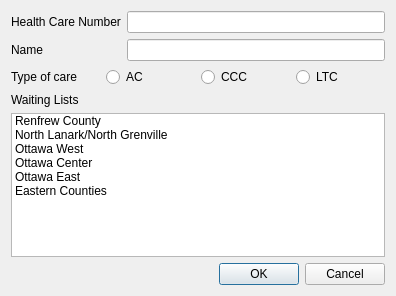
The window that src/addpatientdialog.ui (murrple-1/BedChaser) describes before a commit, drawn with Qt 5.
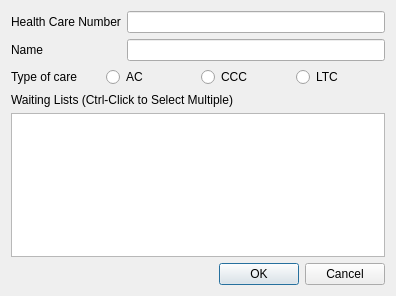
The same window after the commit.

What changed in the file:
```diff
--- a/src/addpatientdialog.ui
+++ b/src/addpatientdialog.ui
@@ -74,7 +74,7 @@
      <item row="3" column="0" colspan="2">
       <widget class="QLabel" name="waitingListsLabel">
        <property name="text">
-        <string>Waiting Lists</string>
+        <string>Waiting Lists (Ctrl-Click to Select Multiple)</string>
        </property>
       </widget>
      </item>
@@ -83,36 +83,6 @@
        <property name="selectionMode">
         <enum>QAbstractItemView::MultiSelection</enum>
        </property>
-       <item>
-        <property name="text">
-         <string>Renfrew County</string>
-        </property>
-       </item>
-       <item>
-        <property name="text">
-         <string>North Lanark/North Grenville</string>
-        </property>
-       </item>
-       <item>
-        <property name="text">
-         <string>Ottawa West</string>
-        </property>
-       </item>
-       <item>
-        <property name="text">
-         <string>Ottawa Center</string>
-        </property>
-       </item>
-       <item>
-        <property name="text">
-         <string>Ottawa East</string>
-        </property>
-       </item>
-       <item>
-        <property name="text">
-         <string>Eastern Counties</string>
-        </property>
-       </item>
       </widget>
      </item>
     </layout>
```
